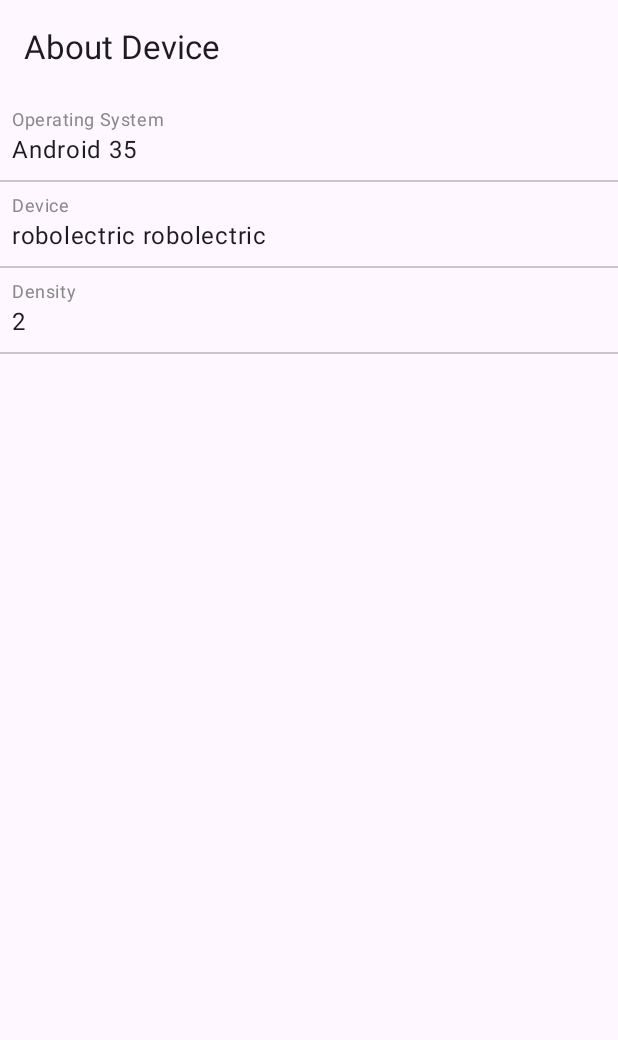
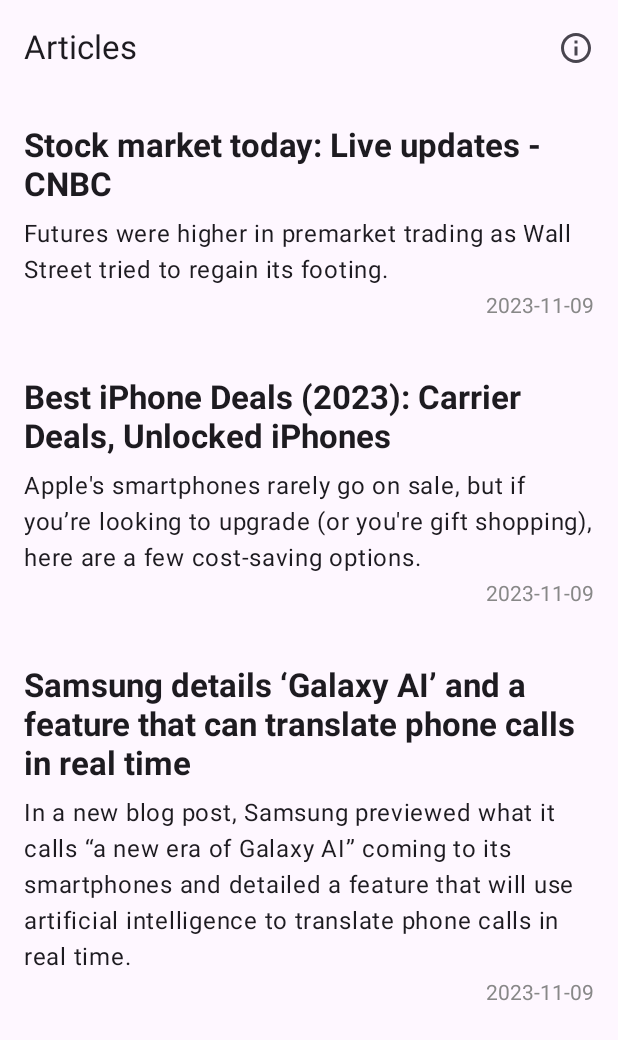
Before and after one commit to Sosisya/DailyPulse, an Android app built with Jetpack Compose: the screen it shows after launch (MainActivity), on a phone screen of 412 x 824 dp. Shown: the top 1040 px of the screen. Run offline under Robolectric (Android 15) with nearby library versions, the phone set to English and light mode, and no system bars; pictures from the network do not load.

Commit message:
Create Android articles screen

```diff
--- a/androidApp/src/main/AndroidManifest.xml
+++ b/androidApp/src/main/AndroidManifest.xml
@@ -1,5 +1,7 @@
 <?xml version="1.0" encoding="utf-8"?>
 <manifest xmlns:android="http://schemas.android.com/apk/res/android">
+
+    <uses-permission android:name="android.permission.INTERNET" />
 
     <application
         android:allowBackup="false"
--- a/androidApp/src/main/java/com/example/dailypulse/android/MainActivity.kt
+++ b/androidApp/src/main/java/com/example/dailypulse/android/MainActivity.kt
@@ -3,18 +3,17 @@ package com.example.dailypulse.android
 import android.os.Bundle
 import androidx.activity.ComponentActivity
 import androidx.activity.compose.setContent
+import androidx.activity.viewModels
 import androidx.compose.foundation.layout.fillMaxSize
 import androidx.compose.material3.*
-import androidx.compose.runtime.Composable
 import androidx.compose.ui.Modifier
-import androidx.compose.ui.tooling.preview.Preview
-import com.example.dailypulse.Platform
+import com.example.dailypulse.android.screens.ArticlesScreen
+import com.example.dailypulse.articles.ArticlesViewModel
 
 class MainActivity : ComponentActivity() {
     override fun onCreate(savedInstanceState: Bundle?) {
         super.onCreate(savedInstanceState)
-
-        Platform().logSystemInfo()
+        val articlesViewModel: ArticlesViewModel by viewModels()
 
         setContent {
             MyApplicationTheme {
@@ -22,17 +21,14 @@ class MainActivity : ComponentActivity() {
                     modifier = Modifier.fillMaxSize(),
                     color = MaterialTheme.colorScheme.background
                 ) {
-                    AboutScreen()
+                    ArticlesScreen(
+                        onAboutButtonClick = { showAboutDialog() },
+                        articlesViewModel = articlesViewModel
+                    )
                 }
             }
         }
     }
+
+    private fun showAboutDialog() { }
 }
-
-@Preview
-@Composable
-fun DefaultPreview() {
-    MyApplicationTheme {
-        AboutScreen()
-    }
-}
--- a/androidApp/src/main/java/com/example/dailypulse/android/AboutScreen.kt
+++ b/androidApp/src/main/java/com/example/dailypulse/android/screens/AboutScreen.kt
@@ -1,8 +1,7 @@
-package com.example.dailypulse.android
+package com.example.dailypulse.android.screens
 
 import androidx.compose.foundation.layout.Column
 import androidx.compose.foundation.layout.fillMaxSize
-import androidx.compose.foundation.layout.fillMaxWidth
 import androidx.compose.foundation.layout.padding
 import androidx.compose.foundation.lazy.LazyColumn
 import androidx.compose.foundation.lazy.items
--- /dev/null
+++ b/androidApp/src/main/java/com/example/dailypulse/android/screens/ArticlesScreen.kt
@@ -0,0 +1,138 @@
+package com.example.dailypulse.android.screens
+
+
+import androidx.compose.foundation.layout.Box
+import androidx.compose.foundation.layout.Column
+import androidx.compose.foundation.layout.Spacer
+import androidx.compose.foundation.layout.fillMaxSize
+import androidx.compose.foundation.layout.fillMaxWidth
+import androidx.compose.foundation.layout.height
+import androidx.compose.foundation.layout.padding
+import androidx.compose.foundation.layout.width
+import androidx.compose.foundation.lazy.LazyColumn
+import androidx.compose.foundation.lazy.items
+import androidx.compose.material.icons.Icons
+import androidx.compose.material.icons.outlined.Info
+import androidx.compose.material3.CircularProgressIndicator
+import androidx.compose.material3.ExperimentalMaterial3Api
+import androidx.compose.material3.Icon
+import androidx.compose.material3.IconButton
+import androidx.compose.material3.MaterialTheme
+import androidx.compose.material3.Text
+import androidx.compose.material3.TopAppBar
+import androidx.compose.runtime.Composable
+import androidx.compose.runtime.collectAsState
+import androidx.compose.ui.Alignment
+import androidx.compose.ui.Modifier
+import androidx.compose.ui.graphics.Color
+import androidx.compose.ui.text.TextStyle
+import androidx.compose.ui.text.font.FontWeight
+import androidx.compose.ui.text.style.TextAlign
+import androidx.compose.ui.unit.dp
+import androidx.compose.ui.unit.sp
+import coil.compose.AsyncImage
+import com.example.dailypulse.articles.Article
+import com.example.dailypulse.articles.ArticlesViewModel
+
+@Composable
+fun ArticlesScreen(
+    onAboutButtonClick: () -> Unit,
+    articlesViewModel: ArticlesViewModel,
+) {
+    val articlesState = articlesViewModel.articlesState.collectAsState()
+
+    Column {
+        AppBar(onAboutButtonClick)
+
+        if (articlesState.value.loading)
+            Loader()
+        if (articlesState.value.error != null)
+            ErrorMessage(articlesState.value.error!!)
+        if (articlesState.value.articles.isNotEmpty())
+            ArticlesListView(articlesViewModel.articlesState.value.articles)
+    }
+}
+
+@OptIn(ExperimentalMaterial3Api::class)
+@Composable
+private fun AppBar(
+    onAboutButtonClick: () -> Unit,
+) {
+    TopAppBar(
+        title = { Text(text = "Articles") },
+        actions = {
+            IconButton(onClick = onAboutButtonClick) {
+                Icon(
+                    imageVector = Icons.Outlined.Info,
+                    contentDescription = "About Device Button",
+                )
+            }
+        }
+    )
+}
+
+@Composable
+fun ArticlesListView(articles: List<Article>) {
+
+    LazyColumn(modifier = Modifier.fillMaxSize()) {
+        items(articles) { article ->
+            ArticleItemView(article = article)
+        }
+    }
+}
+
+@Composable
+fun ArticleItemView(article: Article) {
+
+    Column(
+        modifier = Modifier
+            .fillMaxWidth()
+            .padding(16.dp)
+    ) {
+        AsyncImage(
+            model = article.imageUrl,
+            contentDescription = null
+        )
+        Spacer(modifier = Modifier.height(4.dp))
+        Text(
+            text = article.title,
+            style = TextStyle(fontWeight = FontWeight.Bold, fontSize = 22.sp)
+        )
+        Spacer(modifier = Modifier.height(8.dp))
+        Text(text = article.desc)
+        Spacer(modifier = Modifier.height(4.dp))
+        Text(
+            text = article.date,
+            style = TextStyle(color = Color.Gray),
+            modifier = Modifier.align(Alignment.End)
+        )
+        Spacer(modifier = Modifier.height(4.dp))
+    }
+}
+
+@Composable
+fun Loader() {
+    Box(
+        modifier = Modifier.fillMaxSize(),
+        contentAlignment = Alignment.Center
+    ) {
+        CircularProgressIndicator(
+            modifier = Modifier.width(64.dp),
+            color = MaterialTheme.colorScheme.surfaceVariant,
+            trackColor = MaterialTheme.colorScheme.secondary,
+        )
+    }
+}
+
+@Composable
+fun ErrorMessage(message: String) {
+    Box(
+        modifier = Modifier.fillMaxSize(),
+        contentAlignment = Alignment.Center
+    ) {
+        Text(
+            text = message,
+            style = TextStyle(fontSize = 28.sp, textAlign = TextAlign.Center)
+        )
+    }
+}
--- a/shared/src/commonMain/kotlin/com/example/dailypulse/articles/ArticlesViewModel.kt
+++ b/shared/src/commonMain/kotlin/com/example/dailypulse/articles/ArticlesViewModel.kt
@@ -18,9 +18,13 @@ class ArticlesViewModel: BaseViewModel() {
 
     private fun getArticles() {
         scope.launch {
+            delay(2000)
+
+            _articlesState.emit(ArticlesState(error = "Something went wrong"))
+
+            delay(2000)
+
             val fetchedArticles = fetchArticles()
-
-            delay(500)
 
             _articlesState.emit(ArticlesState(articles = fetchedArticles))
         }
```
